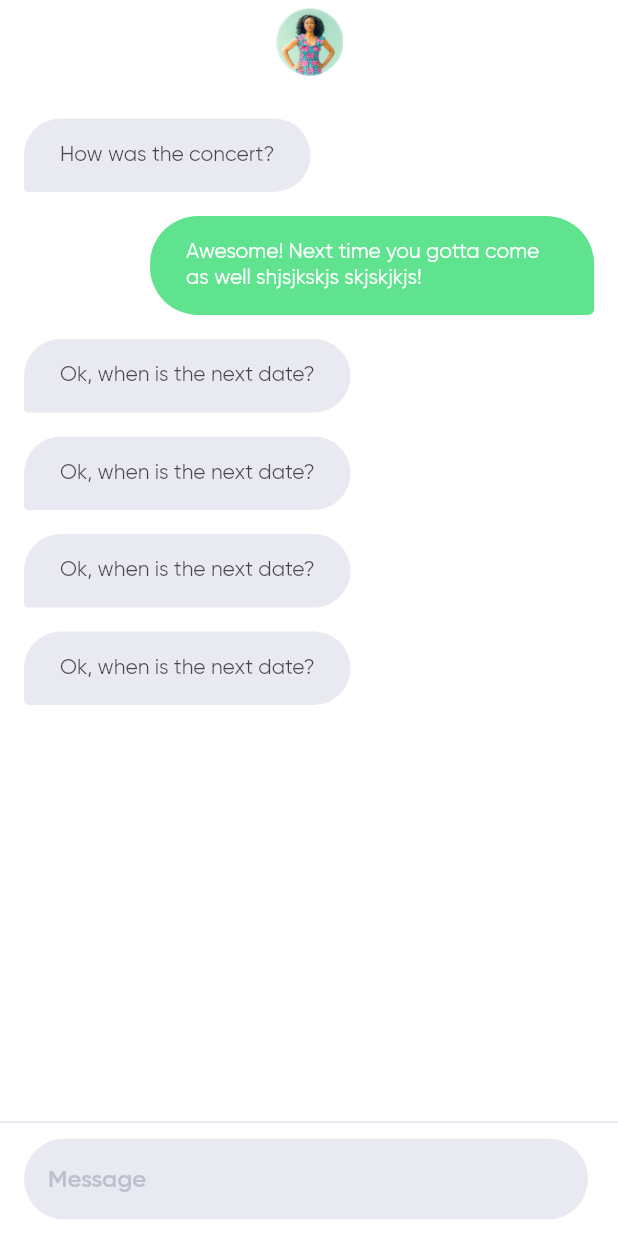
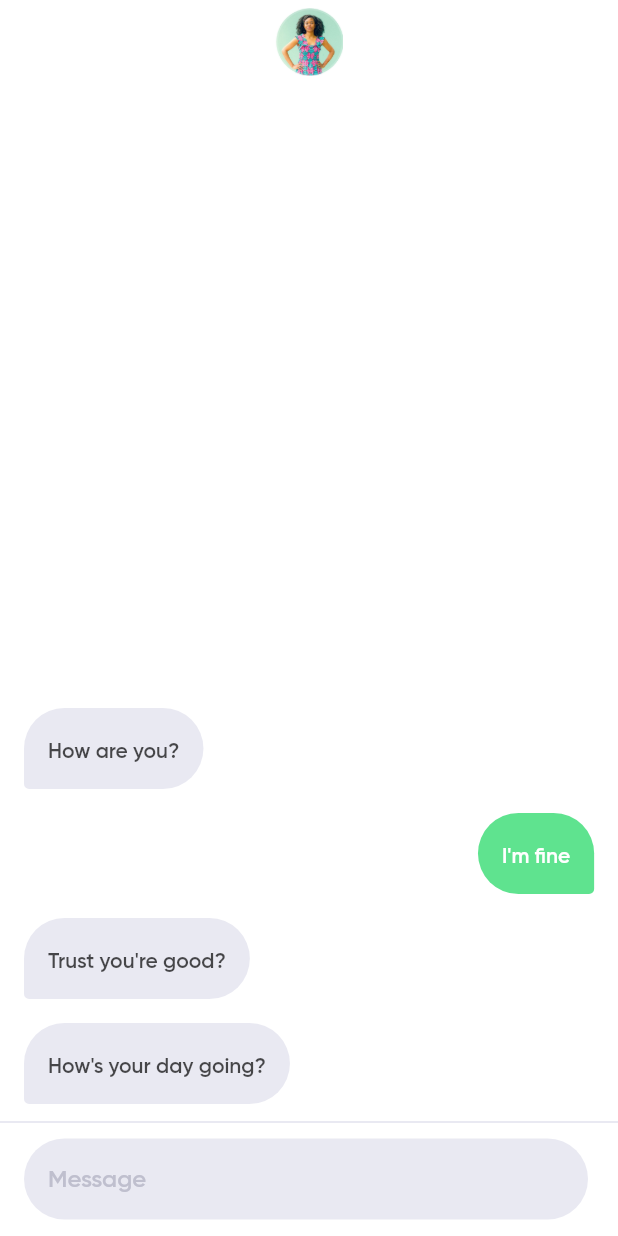
Before and after one commit to EmmanuelJoshua/Chat_Animations, a Flutter app: the screen it shows after launch, on a phone screen of 412 x 824 dp. Run offline on Flutter 3.47's test engine with Material 2 defaults, Android fonts, the phone set to English and light mode, and no system bars; our stand-ins replace gap.

Commit message:
Added Animated List, and Single message reply

```diff
--- /dev/null
+++ b/lib/models/chat_model.dart
@@ -0,0 +1,11 @@
+class ChatModel {
+  late String text;
+  late bool isSender;
+  String? repliedText;
+
+  ChatModel({
+    required this.text,
+    required this.isSender,
+    this.repliedText,
+  });
+}
--- a/lib/views/chat_ui.dart
+++ b/lib/views/chat_ui.dart
@@ -1,10 +1,11 @@
 import 'package:chat_animation/utils/assets.dart';
 import 'package:chat_animation/utils/theme.dart';
 import 'package:chat_animation/widgets/compose_message.dart';
+import 'package:chat_animation/widgets/message_list.dart';
 import 'package:flutter/material.dart';
 import 'package:gap/gap.dart';
 
-import '../widgets/chat_bubble.dart';
+import '../models/chat_model.dart';
 
 class ChatUI extends StatefulWidget {
   const ChatUI({Key? key}) : super(key: key);
@@ -15,6 +16,27 @@ class ChatUI extends StatefulWidget {
 
 class _ChatUIState extends State<ChatUI> {
   String? _selectedText;
+  final GlobalKey<AnimatedListState> listKey = GlobalKey<AnimatedListState>();
+  List<ChatModel> chats = [
+    ChatModel(
+      text: 'How\'s your day going?',
+      isSender: false,
+    ),
+    ChatModel(
+      text: 'Trust you\'re good?',
+      isSender: false,
+    ),
+    ChatModel(
+      text: 'I\'m fine',
+      isSender: true,
+    ),
+    ChatModel(
+      text: 'How are you?',
+      isSender: false,
+    ),
+  ];
+  ScrollController scrollController = ScrollController();
+
   @override
   Widget build(BuildContext context) {
     return Scaffold(
@@ -26,64 +48,19 @@ class _ChatUIState extends State<ChatUI> {
           width: 45,
         ),
       ),
-      body: ListView(
-        padding: const EdgeInsets.only(top: 15, bottom: 30),
-        physics: const BouncingScrollPhysics(),
+      body: Column(
         children: [
-          ChatBubble(
-            text: 'How was the concert?',
-            isSender: false,
-            onSwipe: (key, {String? text}) {
-              setState(() {
-                _selectedText = text;
-              });
-            },
-          ),
-          ChatBubble(
-            text:
-                'Awesome! Next time you gotta come as well shjsjkskjs skjskjkjs!',
-            isSender: true,
-            onSwipe: (key, {String? text}) {
-              setState(() {
-                _selectedText = text;
-              });
-            },
-          ),
-          ChatBubble(
-            text: 'Ok, when is the next date?',
-            isSender: false,
-            onSwipe: (key, {String? text}) {
-              setState(() {
-                _selectedText = text;
-              });
-            },
-          ),
-          ChatBubble(
-            text: 'Ok, when is the next date?',
-            isSender: false,
-            onSwipe: (key, {String? text}) {
-              setState(() {
-                _selectedText = text;
-              });
-            },
-          ),
-          ChatBubble(
-            text: 'Ok, when is the next date?',
-            isSender: false,
-            onSwipe: (key, {String? text}) {
-              setState(() {
-                _selectedText = text;
-              });
-            },
-          ),
-          ChatBubble(
-            text: 'Ok, when is the next date?',
-            isSender: false,
-            onSwipe: (key, {String? text}) {
-              setState(() {
-                _selectedText = text;
-              });
-            },
+          Expanded(
+            child: MessageList(
+              listKey: listKey,
+              chats: chats,
+              scrollController: scrollController,
+              onMessageSwipe: (p0, {String? text}) {
+                setState(() {
+                  _selectedText = text;
+                });
+              },
+            ),
           ),
         ],
       ),
@@ -139,7 +116,6 @@ class _ChatUIState extends State<ChatUI> {
                 ],
               )
             ],
-            // const Spacer(),
             const Divider(
               color: kBrightGray,
               thickness: 1.3,
@@ -147,7 +123,16 @@ class _ChatUIState extends State<ChatUI> {
             const Gap(3),
             ComposeMessage(
               onMesssageSend: (text) {
+                ChatModel chatModel = ChatModel(
+                  text: text,
+                  isSender: true,
+                  repliedText: _selectedText,
+                );
+
                 setState(() {
+                  listKey.currentState!.insertItem(0,
+                      duration: const Duration(milliseconds: 400));
+                  chats.insert(0, chatModel);
                   _selectedText = null;
                 });
               },
--- a/lib/widgets/chat_bubble.dart
+++ b/lib/widgets/chat_bubble.dart
@@ -1,6 +1,8 @@
+import 'package:chat_animation/models/chat_model.dart';
 import 'package:chat_animation/utils/theme.dart';
 import 'package:flutter/material.dart';
 import 'package:flutter/rendering.dart';
+import 'package:gap/gap.dart';
 import 'dart:math' as math;
 
 import '../utils/constrained_physics.dart';
@@ -10,12 +12,10 @@ class ChatBubble extends StatefulWidget {
 
   const ChatBubble({
     Key? key,
-    required this.text,
-    required this.isSender,
+    required this.chat,
     this.onSwipe,
   }) : super(key: key);
-  final String text;
-  final bool isSender;
+  final ChatModel chat;
   final Function(Key, {String text})? onSwipe;
 
   @override
@@ -52,21 +52,21 @@ class _ChatBubbleState extends State<ChatBubble> {
             child: SizedBox(
               width: w + 0.1,
               child: Row(
-                mainAxisAlignment: widget.isSender
+                mainAxisAlignment: widget.chat.isSender
                     ? MainAxisAlignment.end
                     : MainAxisAlignment.start,
                 children: [
                   Flexible(
                     child: Padding(
                       padding: EdgeInsets.fromLTRB(
-                        widget.isSender ? 100.0 : 16.0,
+                        widget.chat.isSender ? 100.0 : 16.0,
                         8,
-                        widget.isSender ? 16.0 : 100.0,
+                        widget.chat.isSender ? 16.0 : 100.0,
                         8,
                       ),
                       child: DecoratedBox(
                         decoration: BoxDecoration(
-                          borderRadius: widget.isSender
+                          borderRadius: widget.chat.isSender
                               ? const BorderRadius.only(
                                   topLeft: Radius.circular(32),
                                   topRight: Radius.circular(32),
@@ -79,20 +79,43 @@ class _ChatBubbleState extends State<ChatBubble> {
                                   bottomLeft: Radius.circular(4),
                                   bottomRight: Radius.circular(32),
                                 ),
-                          color: widget.isSender
+                          color: widget.chat.isSender
                               ? kMalachite.withOpacity(0.7)
                               : kBrightGray,
                         ),
                         child: Padding(
                           padding: const EdgeInsets.symmetric(
-                              horizontal: 24, vertical: 16),
-                          child: Text(
-                            widget.text,
-                            style: TextStyle(
-                              color: widget.isSender
-                                  ? Colors.white
-                                  : black.withOpacity(0.7),
-                            ),
+                              horizontal: 16, vertical: 16),
+                          child: Column(
+                            crossAxisAlignment: CrossAxisAlignment.start,
+                            children: [
+                              if (widget.chat.repliedText != null) ...[
+                                Container(
+                                  decoration: BoxDecoration(
+                                    color: white.withOpacity(0.7),
+                                    borderRadius: BorderRadius.circular(5),
+                                  ),
+                                  padding: const EdgeInsets.all(4),
+                                  child: Text(
+                                    widget.chat.repliedText!,
+                                    style: TextStyle(
+                                      fontWeight: FontWeight.w600,
+                                      color: black.withOpacity(0.55),
+                                    ),
+                                  ),
+                                ),
+                              ],
+                              const Gap(5),
+                              Text(
+                                widget.chat.text,
+                                style: TextStyle(
+                                  fontWeight: FontWeight.w600,
+                                  color: widget.chat.isSender
+                                      ? Colors.white
+                                      : black.withOpacity(0.7),
+                                ),
+                              ),
+                            ],
                           ),
                         ),
                       ),
@@ -123,7 +146,7 @@ class _ChatBubbleState extends State<ChatBubble> {
 
       widget.onSwipe?.call(
         _key,
-        text: widget.text,
+        text: widget.chat.text,
       );
     }
 
--- a/lib/widgets/compose_message.dart
+++ b/lib/widgets/compose_message.dart
@@ -84,8 +84,13 @@ class _ComposeMessageState extends State<ComposeMessage> {
             child: InkWell(
               onTap: () {
                 String text = textfieldController.text;
-                widget.onMesssageSend.call(text);
-                textfieldController.clear();
+                if (text.isNotEmpty) {
+                  widget.onMesssageSend.call(text);
+                  textfieldController.clear();
+                  setState(() {
+                    isUserTyping = false;
+                  });
+                }
               },
               child: const Icon(
                 Icons.send_rounded,
--- /dev/null
+++ b/lib/widgets/message_list.dart
@@ -0,0 +1,41 @@
+import 'package:chat_animation/models/chat_model.dart';
+import 'package:flutter/material.dart';
+
+import 'chat_bubble.dart';
+
+class MessageList extends StatelessWidget {
+  const MessageList(
+      {Key? key,
+      required this.listKey,
+      required this.chats,
+      required this.scrollController,
+      this.onMessageSwipe})
+      : super(key: key);
+  final Key listKey;
+  final List<ChatModel> chats;
+  final ScrollController scrollController;
+  final Function(Key, {String text})? onMessageSwipe;
+
+  @override
+  Widget build(BuildContext context) {
+    return AnimatedList(
+        key: listKey,
+        initialItemCount: chats.length,
+        controller: scrollController,
+        physics: const BouncingScrollPhysics(),
+        reverse: true,
+        padding: const EdgeInsets.only(bottom: 80),
+        itemBuilder:
+            (BuildContext context, int index, Animation<double> animation) {
+          ChatModel chatModel = chats[index];
+          return SizeTransition(
+            axis: Axis.vertical,
+            sizeFactor: animation,
+            child: ChatBubble(
+              chat: chatModel,
+              onSwipe: onMessageSwipe,
+            ),
+          );
+        });
+  }
+}
```
